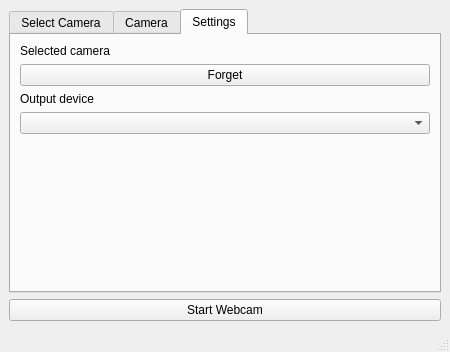
Old version of the form src/gui/mainwindow.ui in the repository david-polak/dslr-webcam.
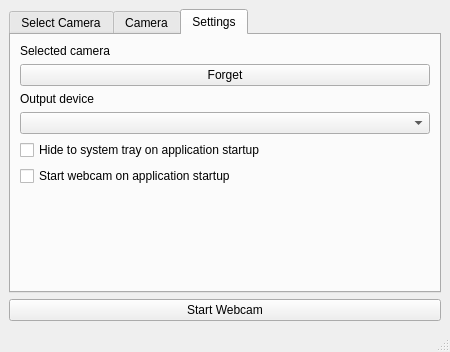
New version of the form. The open tabs and pages were chosen to show the change.

Commit message: Add system tray icon

```diff
--- a/src/gui/mainwindow.ui
+++ b/src/gui/mainwindow.ui
@@ -175,6 +175,20 @@
           <item>
            <widget class="QComboBox" name="outputDeviceList"/>
           </item>
+          <item>
+           <widget class="QCheckBox" name="startHiddenCbox">
+            <property name="text">
+             <string>Hide to system tray on application startup</string>
+            </property>
+           </widget>
+          </item>
+          <item>
+           <widget class="QCheckBox" name="startRunningCbox">
+            <property name="text">
+             <string>Start webcam on application startup</string>
+            </property>
+           </widget>
+          </item>
           <item>
            <spacer name="settingsTabSpacer">
             <property name="orientation">
```
Left out of the diff: 2 changed lines with no effect on the pictures. The commit also changes 8 other files.
